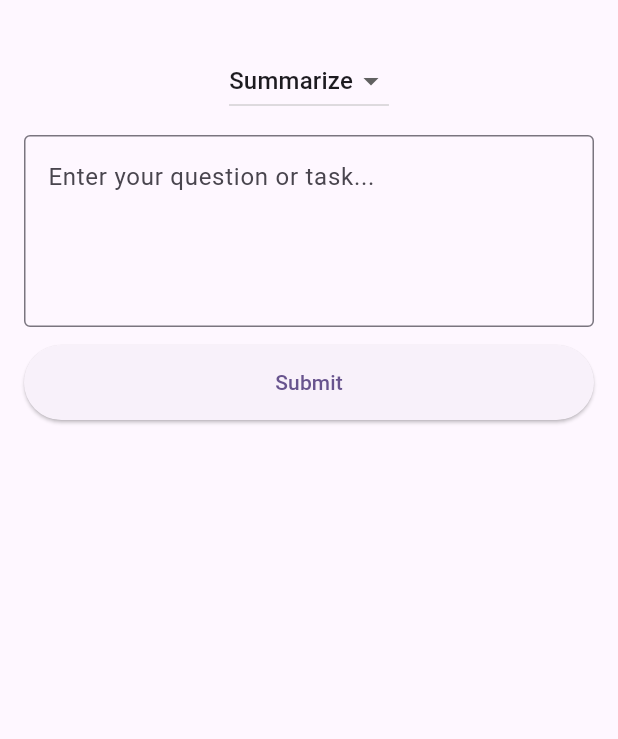
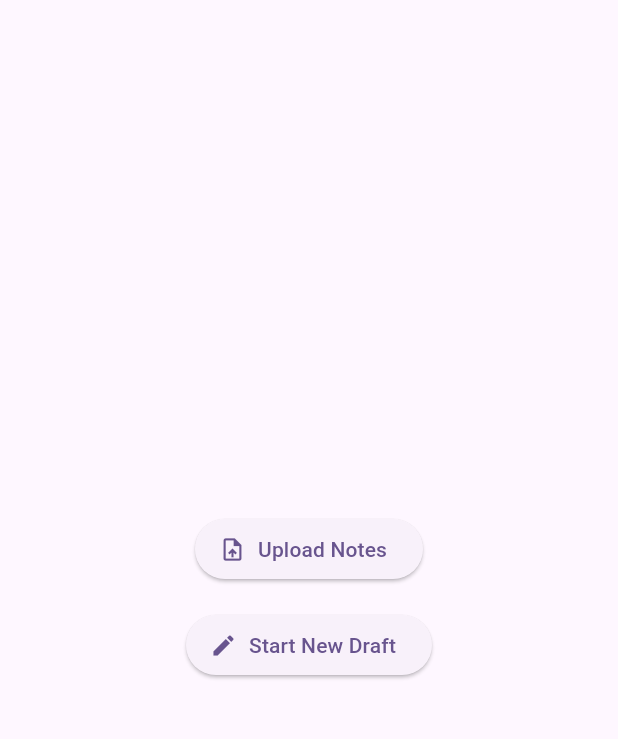
Before and after one commit to Pappyjay157/student_ai, a Flutter app: the screen it shows after launch, on a phone screen of 412 x 824 dp, the part 63-802 px from its top. Run offline on Flutter 3.47's test engine with Material 3 defaults, Android fonts, the phone set to English and light mode, and no system bars; our stand-ins replace file_picker.

Commit message:
Implemented the home and draft screen

```diff
--- a/lib/main.dart
+++ b/lib/main.dart
@@ -1,151 +1,26 @@
+import 'screens/home.dart';
+import 'screens/upload.dart';
+import 'screens/draft.dart';
 import 'package:flutter/material.dart';
-import 'package:http/http.dart' as http;
-import 'dart:convert';
 
-void main() {
-  runApp(const MyApp());
-}
+void main() => runApp(const MyApp());
 
 class MyApp extends StatelessWidget {
   const MyApp({super.key});
-
   @override
   Widget build(BuildContext context) {
     return MaterialApp(
-      title: 'Student AI Assistant',
-      theme: ThemeData(
+      title: 'AI Student Assistant',
+      theme: ThemeData.from(
         colorScheme: ColorScheme.fromSeed(seedColor: Colors.deepPurple),
         useMaterial3: true,
       ),
-      home: const StudentAssistantHome(),
+      initialRoute: '/',
+      routes: {
+        '/': (c) => const HomeScreen(),
+        '/upload': (c) => const UploadNotesScreen(),
+        '/draft': (c) => const DraftScreen(),
+      },
     );
   }
 }
-
-class StudentAssistantHome extends StatefulWidget {
-  const StudentAssistantHome({super.key});
-
-  @override
-  State<StudentAssistantHome> createState() => _StudentAssistantHomeState();
-}
-
-class _StudentAssistantHomeState extends State<StudentAssistantHome> {
-  final TextEditingController _inputController = TextEditingController();
-  String _selectedTask = 'Summarize';
-  String _result = '';
-  bool _isLoading = false;
-
-  final List<String> _taskOptions = ['Summarize', 'Draft', 'Answer'];
-
-  void _submitTask() async {
-    setState(() {
-      _isLoading = true;
-      _result = '';
-    });
-
-    final input = _inputController.text.trim();
-    final task = _selectedTask.toLowerCase(); // 'summarize', 'draft', 'answer'
-
-    if (input.isEmpty) {
-      setState(() {
-        _isLoading = false;
-        _result = 'Please enter a question or task.';
-      });
-      return;
-    }
-
-    final url = Uri.parse('http://10.0.2.2:5000/api/task');
-
-    try {
-      final response = await http.post(
-        url,
-        headers: {'Content-Type': 'application/json'},
-        body: jsonEncode({'task_type': task, 'input_text': input}),
-      );
-
-      if (response.statusCode == 200) {
-        final data = jsonDecode(response.body);
-        setState(() {
-          _result = data['result'] ?? 'No response received.';
-          _inputController.clear();
-        });
-      } else {
-        setState(() {
-          _result = 'Error ${response.statusCode}:\n${response.body}';
-        });
-      }
-    } catch (e) {
-      setState(() {
-        _result = 'Failed to connect to server:\n$e';
-      });
-    } finally {
-      setState(() {
-        _isLoading = false;
-      });
-    }
-  }
-
-  @override
-  Widget build(BuildContext context) {
-    return Scaffold(
-      appBar: AppBar(
-        title: const Text('Student AI Assistant'),
-      ),
-      body: Padding(
-        padding: const EdgeInsets.all(16.0),
-        child: Column(
-          children: [
-            DropdownButton<String>(
-              value: _selectedTask,
-              items: _taskOptions.map((task) {
-                return DropdownMenuItem<String>(
-                  value: task,
-                  child: Text(task),
-                );
-              }).toList(),
-              onChanged: (value) {
-                if (value != null) {
-                  setState(() {
-                    _selectedTask = value;
-                  });
-                }
-              },
-            ),
-            const SizedBox(height: 12),
-            TextField(
-              controller: _inputController,
-              maxLines: 4,
-              decoration: const InputDecoration(
-                hintText: 'Enter your question or task...',
-                border: OutlineInputBorder(),
-              ),
-            ),
-            const SizedBox(height: 12),
-            ElevatedButton(
-              onPressed: _isLoading ? null : _submitTask,
-              style: ElevatedButton.styleFrom(
-                minimumSize: const Size.fromHeight(50),
-              ),
-              child: _isLoading
-                  ? const SizedBox(
-                      height: 20,
-                      width: 20,
-                      child: CircularProgressIndicator(strokeWidth: 2),
-                    )
-                  : const Text('Submit'),
-            ),
-            const SizedBox(height: 20),
-            Expanded(
-              child: SingleChildScrollView(
-                child: Text(
-                  _result,
-                  style: const TextStyle(fontSize: 16),
-                ),
-              ),
-            ),
-          ],
-        ),
-      ),
-    );
-  }
-}
--- /dev/null
+++ b/lib/screens/home.dart
@@ -0,0 +1,26 @@
+import 'package:flutter/material.dart';
+
+class HomeScreen extends StatelessWidget {
+  const HomeScreen({super.key});
+  @override
+  Widget build(BuildContext c) {
+    return Scaffold(
+      appBar: AppBar(title: const Text('Student AI Assistant')),
+      body: Center(
+        child: Column(mainAxisAlignment: MainAxisAlignment.center, children: [
+          ElevatedButton.icon(
+            icon: const Icon(Icons.upload_file),
+            label: const Text('Upload Notes'),
+            onPressed: () => Navigator.pushNamed(c, '/upload'),
+          ),
+          const SizedBox(height: 16),
+          ElevatedButton.icon(
+            icon: const Icon(Icons.edit),
+            label: const Text('Start New Draft'),
+            onPressed: () => Navigator.pushNamed(c, '/draft'),
+          ),
+        ]),
+      ),
+    );
+  }
+}
--- a/pubspec.yaml
+++ b/pubspec.yaml
@@ -35,6 +35,7 @@ dependencies:
   # The following adds the Cupertino Icons font to your application.
   # Use with the CupertinoIcons class for iOS style icons.
   cupertino_icons: ^1.0.8
+  file_picker: ^10.2.0
 
 dev_dependencies:
   flutter_test:
```
Also changed, not shown: lib/screens/draft.dart (added, +64 -0 lines), lib/screens/upload.dart (added, +46 -0 lines), pubspec.lock, 2 other files.
